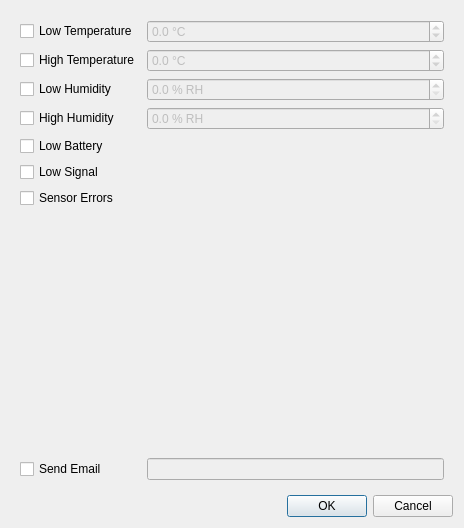
Old version of the form manager/src/NewAlarmDialog.ui in the repository porkmarks/sense.
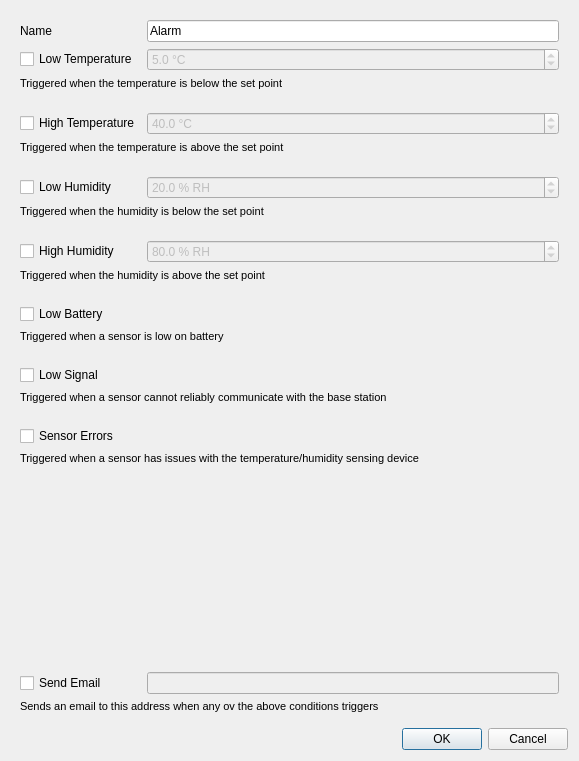
New version of the form. Icons and pictures are not drawn.

Commit message: Polished alarms

Patch:
```diff
--- a/manager/src/NewAlarmDialog.ui
+++ b/manager/src/NewAlarmDialog.ui
@@ -6,8 +6,8 @@
    <rect>
     <x>0</x>
     <y>0</y>
-    <width>464</width>
-    <height>528</height>
+    <width>579</width>
+    <height>761</height>
    </rect>
   </property>
   <property name="windowTitle">
@@ -17,68 +17,58 @@
    <item>
     <widget class="QWidget" name="widget" native="true">
      <layout class="QGridLayout" name="gridLayout">
-      <item row="6" column="0">
+      <item row="13" column="0">
+       <widget class="QCheckBox" name="lowBatteryWatch">
+        <property name="text">
+         <string>Low Battery</string>
+        </property>
+        <property name="icon">
+         <iconset resource="../res/res.qrc">
+          <normaloff>:/icons/ui/battery-0.png</normaloff>:/icons/ui/battery-0.png</iconset>
+        </property>
+       </widget>
+      </item>
+      <item row="19" column="0">
        <widget class="QCheckBox" name="sensorErrorsWatch">
         <property name="text">
          <string>Sensor Errors</string>
         </property>
-       </widget>
-      </item>
-      <item row="8" column="0">
-       <widget class="QCheckBox" name="sendEmailAction">
-        <property name="text">
-         <string>Send Email</string>
+        <property name="icon">
+         <iconset resource="../res/res.qrc">
+          <normaloff>:/icons/ui/sensor.png</normaloff>:/icons/ui/sensor.png</iconset>
         </property>
        </widget>
       </item>
-      <item row="5" column="0">
-       <widget class="QCheckBox" name="lowSignalWatch">
-        <property name="text">
-         <string>Low Signal</string>
+      <item row="23" column="0" colspan="2">
+       <widget class="QLabel" name="label_9">
+        <property name="font">
+         <font>
+          <pointsize>8</pointsize>
+         </font>
         </property>
-       </widget>
-      </item>
-      <item row="0" column="0">
-       <widget class="QCheckBox" name="lowTemperatureWatch">
         <property name="text">
-         <string>Low Temperature</string>
+         <string>Sends an email to this address when any ov the above conditions triggers</string>
         </property>
        </widget>
       </item>
-      <item row="7" column="0">
-       <spacer name="verticalSpacer">
+      <item row="9" column="0">
+       <spacer name="verticalSpacer_4">
         <property name="orientation">
          <enum>Qt::Vertical</enum>
         </property>
+        <property name="sizeType">
+         <enum>QSizePolicy::Fixed</enum>
+        </property>
         <property name="sizeHint" stdset="0">
          <size>
-          <width>20</width>
-          <height>40</height>
+          <width>1</width>
+          <height>16</height>
          </size>
         </property>
        </spacer>
       </item>
-      <item row="0" column="1">
-       <widget class="QDoubleSpinBox" name="lowTemperature">
-        <property name="enabled">
-         <bool>false</bool>
-        </property>
-        <property name="suffix">
-         <string> °C</string>
-        </property>
-        <property name="decimals">
-         <number>1</number>
-        </property>
-        <property name="minimum">
-         <double>-50.000000000000000</double>
-        </property>
-        <property name="maximum">
-         <double>200.000000000000000</double>
-        </property>
-       </widget>
-      </item>
       <item row="1" column="1">
-       <widget class="QDoubleSpinBox" name="highTemperature">
+       <widget class="QDoubleSpinBox" name="lowTemperature">
         <property name="enabled">
          <bool>false</bool>
         </property>
@@ -93,32 +83,77 @@
         </property>
         <property name="maximum">
          <double>200.000000000000000</double>
+        </property>
+        <property name="value">
+         <double>5.000000000000000</double>
+        </property>
+       </widget>
+      </item>
+      <item row="11" column="0" colspan="2">
+       <widget class="QLabel" name="label_5">
+        <property name="font">
+         <font>
+          <pointsize>8</pointsize>
+         </font>
+        </property>
+        <property name="text">
+         <string>Triggered when the humidity is above the set point</string>
         </property>
        </widget>
       </item>
       <item row="4" column="0">
-       <widget class="QCheckBox" name="lowBatteryWatch">
-        <property name="text">
-         <string>Low Battery</string>
-        </property>
-       </widget>
-      </item>
-      <item row="2" column="0">
-       <widget class="QCheckBox" name="lowHumidityWatch">
-        <property name="text">
-         <string>Low Humidity</string>
-        </property>
-       </widget>
-      </item>
-      <item row="1" column="0">
        <widget class="QCheckBox" name="highTemperatureWatch">
         <property name="text">
          <string>High Temperature</string>
         </property>
        </widget>
       </item>
-      <item row="2" column="1">
-       <widget class="QDoubleSpinBox" name="lowHumidity">
+      <item row="18" column="0">
+       <spacer name="verticalSpacer_7">
+        <property name="orientation">
+         <enum>Qt::Vertical</enum>
+        </property>
+        <property name="sizeType">
+         <enum>QSizePolicy::Fixed</enum>
+        </property>
+        <property name="sizeHint" stdset="0">
+         <size>
+          <width>1</width>
+          <height>16</height>
+         </size>
+        </property>
+       </spacer>
+      </item>
+      <item row="6" column="0">
+       <spacer name="verticalSpacer_3">
+        <property name="orientation">
+         <enum>Qt::Vertical</enum>
+        </property>
+        <property name="sizeType">
+         <enum>QSizePolicy::Fixed</enum>
+        </property>
+        <property name="sizeHint" stdset="0">
+         <size>
+          <width>1</width>
+          <height>16</height>
+         </size>
+        </property>
+       </spacer>
+      </item>
+      <item row="17" column="0" colspan="2">
+       <widget class="QLabel" name="label_7">
+        <property name="font">
+         <font>
+          <pointsize>8</pointsize>
+         </font>
+        </property>
+        <property name="text">
+         <string>Triggered when a sensor cannot reliably communicate with the base station</string>
+        </property>
+       </widget>
+      </item>
+      <item row="10" column="1">
+       <widget class="QDoubleSpinBox" name="highHumidity">
         <property name="enabled">
          <bool>false</bool>
         </property>
@@ -128,38 +163,249 @@
         <property name="decimals">
          <number>1</number>
         </property>
-        <property name="maximum">
-         <double>100.000000000000000</double>
+        <property name="value">
+         <double>80.000000000000000</double>
+        </property>
+       </widget>
+      </item>
+      <item row="0" column="1">
+       <widget class="QLineEdit" name="name">
+        <property name="text">
+         <string>Alarm</string>
+        </property>
+       </widget>
+      </item>
+      <item row="15" column="0">
+       <spacer name="verticalSpacer_6">
+        <property name="orientation">
+         <enum>Qt::Vertical</enum>
+        </property>
+        <property name="sizeType">
+         <enum>QSizePolicy::Fixed</enum>
+        </property>
+        <property name="sizeHint" stdset="0">
+         <size>
+          <width>1</width>
+          <height>16</height>
+         </size>
+        </property>
+       </spacer>
+      </item>
+      <item row="2" column="0" colspan="2">
+       <widget class="QLabel" name="label_2">
+        <property name="font">
+         <font>
+          <pointsize>8</pointsize>
+         </font>
+        </property>
+        <property name="text">
+         <string>Triggered when the temperature is below the set point</string>
+        </property>
+       </widget>
+      </item>
+      <item row="12" column="0">
+       <spacer name="verticalSpacer_5">
+        <property name="orientation">
+         <enum>Qt::Vertical</enum>
+        </property>
+        <property name="sizeType">
+         <enum>QSizePolicy::Fixed</enum>
+        </property>
+        <property name="sizeHint" stdset="0">
+         <size>
+          <width>1</width>
+          <height>16</height>
+         </size>
+        </property>
+       </spacer>
+      </item>
+      <item row="20" column="0" colspan="2">
+       <widget class="QLabel" name="label_8">
+        <property name="font">
+         <font>
+          <pointsize>8</pointsize>
+         </font>
+        </property>
+        <property name="text">
+         <string>Triggered when a sensor has issues with the temperature/humidity sensing device</string>
         </property>
        </widget>
       </item>
       <item row="3" column="0">
+       <spacer name="verticalSpacer_2">
+        <property name="orientation">
+         <enum>Qt::Vertical</enum>
+        </property>
+        <property name="sizeType">
+         <enum>QSizePolicy::Fixed</enum>
+        </property>
+        <property name="sizeHint" stdset="0">
+         <size>
+          <width>1</width>
+          <height>16</height>
+         </size>
+        </property>
+       </spacer>
+      </item>
+      <item row="14" column="0" colspan="2">
+       <widget class="QLabel" name="label_6">
+        <property name="font">
+         <font>
+          <pointsize>8</pointsize>
+         </font>
+        </property>
+        <property name="text">
+         <string>Triggered when a sensor is low on battery</string>
+        </property>
+       </widget>
+      </item>
+      <item row="8" column="0" colspan="2">
+       <widget class="QLabel" name="label_4">
+        <property name="font">
+         <font>
+          <pointsize>8</pointsize>
+         </font>
+        </property>
+        <property name="text">
+         <string>Triggered when the humidity is below the set point</string>
+        </property>
+       </widget>
+      </item>
+      <item row="7" column="0">
+       <widget class="QCheckBox" name="lowHumidityWatch">
+        <property name="text">
+         <string>Low Humidity</string>
+        </property>
+        <property name="icon">
+         <iconset resource="../res/res.qrc">
+          <normaloff>:/icons/ui/humidity.png</normaloff>:/icons/ui/humidity.png</iconset>
+        </property>
+       </widget>
+      </item>
+      <item row="16" column="0">
+       <widget class="QCheckBox" name="lowSignalWatch">
+        <property name="text">
+         <string>Low Signal</string>
+        </property>
+        <property name="icon">
+         <iconset resource="../res/res.qrc">
+          <normaloff>:/icons/ui/signal-0.png</normaloff>:/icons/ui/signal-0.png</iconset>
+        </property>
+       </widget>
+      </item>
+      <item row="21" column="0">
+       <spacer name="verticalSpacer_8">
+        <property name="orientation">
+         <enum>Qt::Vertical</enum>
+        </property>
+        <property name="sizeHint" stdset="0">
+         <size>
+          <width>20</width>
+          <height>40</height>
+         </size>
+        </property>
+       </spacer>
+      </item>
+      <item row="1" column="0">
+       <widget class="QCheckBox" name="lowTemperatureWatch">
+        <property name="text">
+         <string>Low Temperature</string>
+        </property>
+        <property name="icon">
+         <iconset resource="../res/res.qrc">
+          <normaloff>:/icons/ui/temperature.png</normaloff>:/icons/ui/temperature.png</iconset>
+        </property>
+       </widget>
+      </item>
+      <item row="10" column="0">
        <widget class="QCheckBox" name="highHumidityWatch">
         <property name="text">
          <string>High Humidity</string>
         </property>
-       </widget>
-      </item>
-      <item row="3" column="1">
-       <widget class="QDoubleSpinBox" name="highHumidity">
-        <property name="enabled">
-         <bool>false</bool>
+        <property name="icon">
+         <iconset resource="../res/res.qrc">
+          <normaloff>:/icons/ui/humidity.png</normaloff>:/icons/ui/humidity.png</iconset>
         </property>
-        <property name="suffix">
-         <string> % RH</string>
-        </property>
-        <property name="decimals">
-         <number>1</number>
-        </property>
        </widget>
       </item>
-      <item row="8" column="1">
+      <item row="22" column="1">
        <widget class="QLineEdit" name="emailRecipient">
         <property name="enabled">
          <bool>false</bool>
         </property>
        </widget>
       </item>
+      <item row="22" column="0">
+       <widget class="QCheckBox" name="sendEmailAction">
+        <property name="text">
+         <string>Send Email</string>
+        </property>
+        <property name="icon">
+         <iconset resource="../res/res.qrc">
+          <normaloff>:/icons/ui/email.png</normaloff>:/icons/ui/email.png</iconset>
+        </property>
+       </widget>
+      </item>
+      <item row="4" column="1">
+       <widget class="QDoubleSpinBox" name="highTemperature">
+        <property name="enabled">
+         <bool>false</bool>
+        </property>
+        <property name="suffix">
+         <string> °C</string>
+        </property>
+        <property name="decimals">
+         <number>1</number>
+        </property>
+        <property name="minimum">
+         <double>-50.000000000000000</double>
+        </property>
+        <property name="maximum">
+         <double>200.000000000000000</double>
+        </property>
+        <property name="value">
+         <double>40.000000000000000</double>
+        </property>
+       </widget>
+      </item>
+      <item row="7" column="1">
+       <widget class="QDoubleSpinBox" name="lowHumidity">
+        <property name="enabled">
+         <bool>false</bool>
+        </property>
+        <property name="suffix">
+         <string> % RH</string>
+        </property>
+        <property name="decimals">
+         <number>1</number>
+        </property>
+        <property name="maximum">
+         <double>100.000000000000000</double>
+        </property>
+        <property name="value">
+         <double>20.000000000000000</double>
+        </property>
+       </widget>
+      </item>
+      <item row="0" column="0">
+       <widget class="QLabel" name="label">
+        <property name="text">
+         <string>Name</string>
+        </property>
+       </widget>
+      </item>
+      <item row="5" column="0" colspan="2">
+       <widget class="QLabel" name="label_3">
+        <property name="font">
+         <font>
+          <pointsize>8</pointsize>
+         </font>
+        </property>
+        <property name="text">
+         <string>Triggered when the temperature is above the set point</string>
+        </property>
+       </widget>
+      </item>
      </layout>
     </widget>
    </item>
```
Left out of the diff: 8 changed lines with no effect on the pictures. The commit also changes 7 other files.
